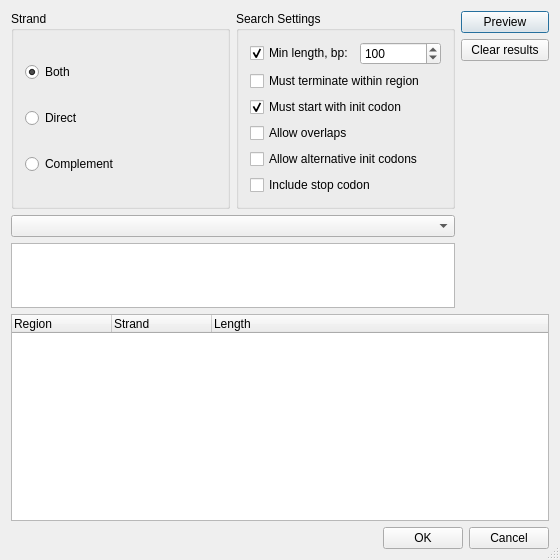
violethaze74/ugene, file src/plugins/orf_marker/src/ui/ORFDialogUI.ui: the form before one commit.
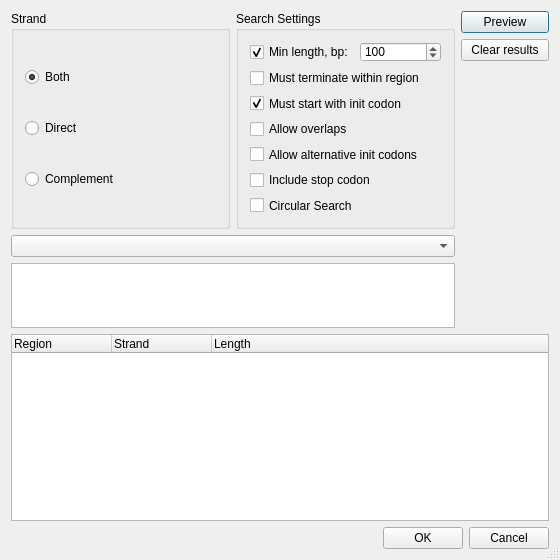
The form after the commit.

What changed in the file:
```diff
--- a/src/plugins/orf_marker/src/ui/ORFDialogUI.ui
+++ b/src/plugins/orf_marker/src/ui/ORFDialogUI.ui
@@ -263,6 +263,13 @@
             </property>
            </widget>
           </item>
+          <item>
+           <widget class="QCheckBox" name="ckCircularSearch">
+            <property name="text">
+             <string>Circular Search</string>
+            </property>
+           </widget>
+          </item>
          </layout>
         </widget>
        </item>
```
